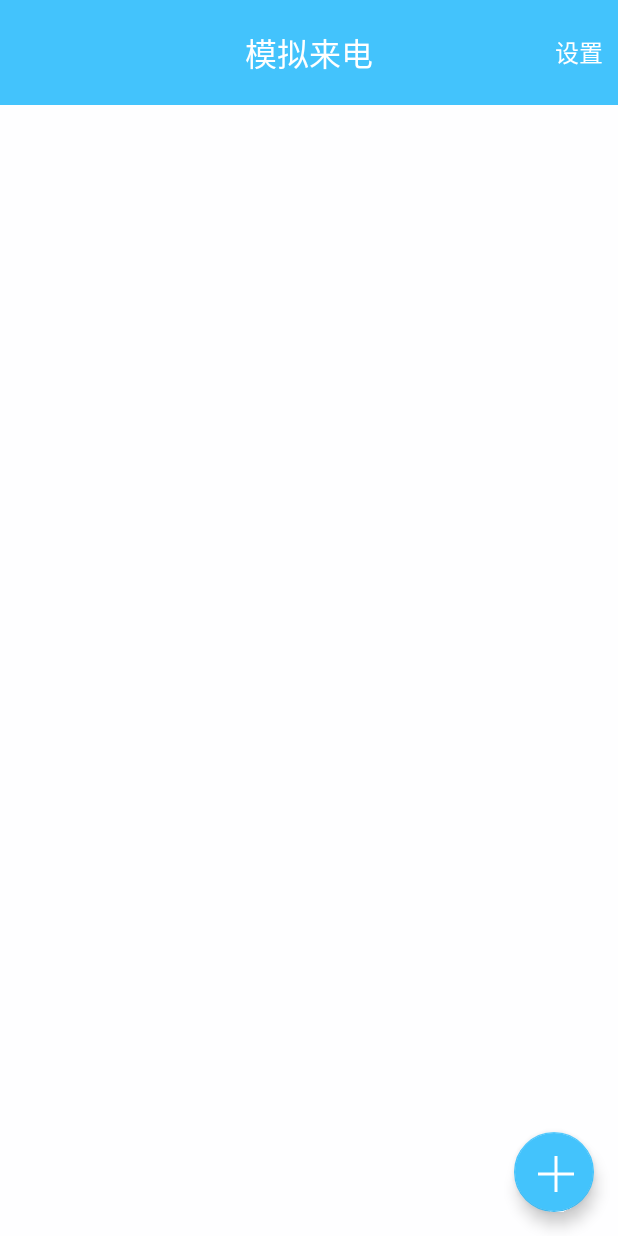
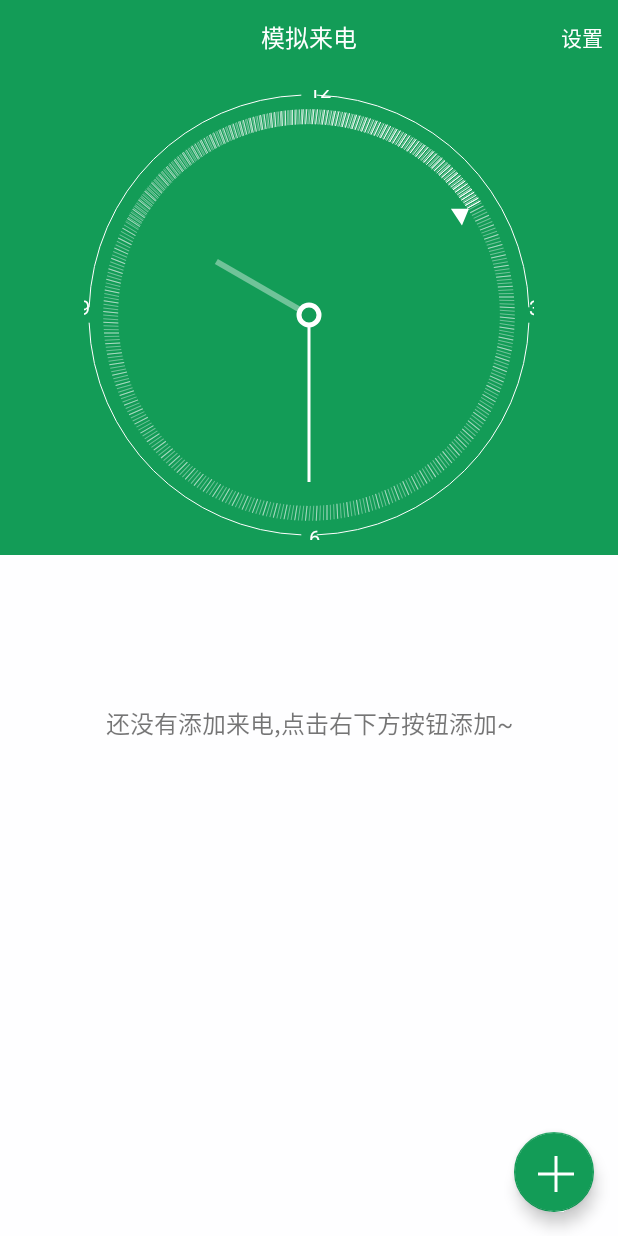
Before and after one commit to iliujiannan/CallingSimulation, an Android app: the screen it shows after launch (MainActivity), on a phone screen of 412 x 824 dp. Run offline under Robolectric (Android 15) with nearby library versions, the phone set to English and light mode, and no system bars.

Commit message:
功能优化

```diff
--- /dev/null
+++ b/app/src/main/java/com/ljn/callingsimulation/ClockView.java
@@ -0,0 +1,176 @@
+package com.ljn.callingsimulation;
+
+/**
+ * Created by 12390 on 2017/9/14.
+ */
+import android.content.Context;
+import android.graphics.Canvas;
+import android.graphics.Color;
+import android.graphics.Paint;
+import android.graphics.Path;
+import android.graphics.RectF;
+import android.util.AttributeSet;
+import android.util.TypedValue;
+import android.view.View;
+
+import java.util.Calendar;
+
+/**
+ * Created by fangzhao on 2016/9/27.
+ */
+public class ClockView extends View{
+
+    private Paint circlePaint;//圆盘画笔
+    private Paint centurePaint;//圆心画笔
+    private Paint numPaint;//数字画笔
+    private Paint hourPaint;//时针画笔
+    private Paint minutePaint;//分针画笔
+    private Paint secondPaint;//秒针画笔
+    private Paint ArcPaint;//外圈刻度画笔
+    private Paint changePaint; //渐变画笔
+    private float width;//此时钟控件的默认宽度
+    private float height;//此时钟控件的默认高度
+    private Calendar calendar; //时间对象
+    private Path path; //画三角形
+
+    public ClockView(Context context){
+        this(context, null);
+    }
+
+    public ClockView(Context context, AttributeSet attrs){
+        this(context, attrs, 0);
+    }
+
+    public ClockView(Context context, AttributeSet attrs, int defStyleAttr){
+        super(context, attrs, defStyleAttr);
+        initView();
+    }
+
+    //此方法用作初始化变量
+    private void initView(){
+        //初始化各种画笔
+        circlePaint = new Paint();
+        centurePaint = new Paint();
+        ArcPaint = new Paint();
+        numPaint = new Paint();
+        hourPaint = new Paint();
+        minutePaint = new Paint();
+        secondPaint = new Paint();
+        changePaint = new Paint();
+        path = new Path();
+        //自己定义的长度宽度，方法作用是把参数2的276转换成dp单位，即276dp
+        width = TypedValue.applyDimension(TypedValue.COMPLEX_UNIT_DIP, 276, getResources().getDisplayMetrics());
+        height = TypedValue.applyDimension(TypedValue.COMPLEX_UNIT_DIP, 276, getResources().getDisplayMetrics());
+        //圆盘画笔设置
+        circlePaint.setAntiAlias(true);//消除锯齿
+        circlePaint.setColor(Color.WHITE);//设置圆盘画笔的颜色为红色
+        circlePaint.setStyle(Paint.Style.STROKE);//设置画笔的类型为描边
+        circlePaint.setStrokeWidth(1);//设置描边宽度
+        circlePaint.setAlpha(100);//设置画笔透明度，最高值为255
+        //外圈画笔设置
+        ArcPaint.setAntiAlias(true);
+        ArcPaint.setColor(Color.WHITE);
+        ArcPaint.setStyle(Paint.Style.STROKE);
+        ArcPaint.setStrokeWidth(1);
+        //圆心画笔设置
+        centurePaint.setStyle(Paint.Style.STROKE);//设置画笔的类型为铺满
+        centurePaint.setColor(Color.WHITE);//设置画笔的颜色为红色
+        centurePaint.setAntiAlias(true);//设置圆心画笔为无锯齿
+        centurePaint.setStrokeWidth(5);
+        //数字画笔设置
+        numPaint.setAntiAlias(true);
+        numPaint.setColor(Color.WHITE);
+        numPaint.setStrokeWidth(1);
+        numPaint.setTextSize(20);
+        //时钟画笔设置
+        hourPaint.setColor(Color.WHITE);
+        hourPaint.setAntiAlias(true);
+        hourPaint.setStrokeWidth(6);
+        hourPaint.setAlpha(100);
+        //分钟画笔设置
+        minutePaint.setColor(Color.WHITE);
+        minutePaint.setAntiAlias(true);
+        minutePaint.setStrokeWidth(3);
+        //秒钟画笔设置
+        secondPaint.setColor(Color.WHITE);
+        secondPaint.setAntiAlias(true);
+        //渐变画笔设置
+        changePaint.setColor(Color.WHITE);
+        secondPaint.setAntiAlias(true);
+    }
+
+    @Override
+    protected void onDraw(Canvas canvas){
+        super.onDraw(canvas);
+        //首先获取当前时间
+        calendar = Calendar.getInstance();
+        //开始画圆盘
+        float radius = width / 2 - 20;//圆盘的半径
+        for(int i = 0; i < 480; i++){
+            //画刻度之前，先把画布的状态保存下来
+            canvas.save();
+            //让画布旋转3/5度，参数一是需要旋转的度数，参数2,3是旋转的圆心
+            canvas.rotate(i*3/4 , getWidth() / 2, getHeight() / 2);
+            //旋转后再圆上画上一长10dp的刻度线
+            canvas.drawLine(width / 2, height / 2 - radius, width / 2, height / 2 - radius + 15, circlePaint);
+            //恢复画布
+            canvas.restore();
+        }
+
+        //画外围四分圈
+        //画圆弧对象，参数1234分别代表，起始x值，起始y值，终点x值，终点y值
+        RectF oval = new RectF(5, 5, getWidth() - 5, getHeight() - 5);
+        //利用画布进行画弧，参数1是RectF对象，参数2是起始点，参数3是要画的度数（多大），4画笔对象
+        canvas.drawArc(oval, -88, 86, false, ArcPaint);
+        canvas.drawArc(oval, 2, 86, false, ArcPaint);
+        canvas.drawArc(oval, 92, 86, false, ArcPaint);
+        canvas.drawArc(oval, 182, 86, false, ArcPaint);
+        //画数字，因为时间问题没有自己总结好算法，具体位置需要自己调整
+        canvas.drawText("12", getWidth() / 2, getHeight() / 2 - radius - 30, numPaint);
+        canvas.drawText("3", getWidth() / 2 + radius + 33, getHeight() / 2, numPaint);
+        canvas.drawText("6", getWidth() / 2, getHeight() / 2 + radius + 43, numPaint);
+        canvas.drawText("9", getWidth() / 2 - radius - 43, getHeight() / 2, numPaint);
+
+        //画圆心
+        canvas.drawCircle(getWidth() / 2, getHeight() / 2, 10, centurePaint);
+
+        //画时针
+        int hour = calendar.get(Calendar.HOUR);//当前小时数
+        canvas.save();
+        canvas.rotate(hour * 30, getWidth() / 2, getHeight() / 2);
+        canvas.drawLine(getWidth() / 2, getHeight() / 2 - 10, getWidth() / 2, getHeight() / 2 - radius + 80, hourPaint);
+        canvas.restore();
+
+        //画分针
+        int minute = calendar.get(Calendar.MINUTE);
+        canvas.save();
+        canvas.rotate(minute * 6, getWidth() / 2, getHeight() / 2);
+        canvas.drawLine(getWidth() / 2, getHeight() / 2 - 10, getWidth() / 2, getHeight() / 2 - radius + 20, minutePaint);
+        canvas.restore();
+
+        //画秒针
+        //获得秒后一位的时间数,如（1.1秒。。。）
+        int millis = calendar.get(Calendar.MILLISECOND) / 100;
+        float second = (float) (calendar.get(Calendar.SECOND) + millis * 0.1);
+        canvas.save();
+        canvas.rotate(30 * second / 5, getWidth() / 2, getHeight() / 2);
+        //Path是画自定义图形的对象，在构造方法中实例化
+        path.moveTo(getWidth() / 2, getHeight() / 2 - radius - 5);//三角形的顶点
+        path.lineTo(getWidth() / 2 - 10, getHeight() / 2 - radius + 10);//底边左端点
+        path.lineTo(getWidth() / 2 + 10, getHeight() / 2 - radius + 10);//底边右端点
+        path.close();//让三个点形成封闭的图形
+        canvas.drawPath(path, secondPaint);//把形成的图形化在画布上
+        //画渐变进度条
+        for(int i = 0 ; i < 200 ; i++){
+            changePaint.setAlpha(255-i);
+            canvas.save();
+            canvas.rotate(-i*3/5 +5, getWidth() / 2, getHeight() / 2);
+            canvas.drawLine(width / 2, height / 2 - radius, width / 2, height / 2 - radius + 15, changePaint);
+            canvas.restore();
+        }
+        canvas.restore();
+
+
+        postInvalidateDelayed(100);//每0.1秒更新一次
+    }
+}
--- a/app/src/main/java/com/ljn/callingsimulation/MainActivity.java
+++ b/app/src/main/java/com/ljn/callingsimulation/MainActivity.java
@@ -28,8 +28,9 @@ public class MainActivity extends AppCompatActivity {
     private ListView callingList;
     private SQLiteOpenHelperUtil dbHelper;
     private MyAdapter myAdapter;
-    public static Vector<Calling> callings;
+    public static Vector<Calling> callings = null;
     public static VoiceUtil mVoiceUtil;
+    private TextView noContentText;
 
 
     @Override
@@ -66,6 +67,8 @@ public class MainActivity extends AppCompatActivity {
 
     }
     private void initComponent(){
+        noContentText = (TextView) findViewById(R.id.main_no_content_hint);
+        checkText();
         settingButton = (TextView) findViewById(R.id.add_calling_button);
         addCallingButton = (FloatingActionButton) findViewById(R.id.b_add_phone);
         callingList = (ListView)findViewById(R.id.index_list_view);
@@ -96,6 +99,9 @@ public class MainActivity extends AppCompatActivity {
                         MainActivity.callings.remove(position);
                         dbHelper.doDelete("calling_id=?", values);
                         myAdapter.notifyDataSetChanged();
+                        checkText();
+
+
                     }
                 }).show();
                 return true;
@@ -123,6 +129,15 @@ public class MainActivity extends AppCompatActivity {
             }
         }.start();
 
+    }
+    private void checkText(){
+        if(callings.size()>=1){
+            noContentText.setVisibility(View.INVISIBLE);
+            System.out.println("feikong");
+        }else{
+            noContentText.setVisibility(View.VISIBLE);
+            System.out.println("kong");
+        }
     }
     private void initDB(){
         dbHelper = new SQLiteOpenHelperUtil(MainActivity.this);
@@ -180,8 +195,7 @@ public class MainActivity extends AppCompatActivity {
 
             viewHolder.statrTime.setText(time);
             viewHolder.caller.setText(MainActivity.callings.get(position).getCaller() + "\n" + "将在" + remaining_time + "后来电.");
-            final String isOpen = MainActivity.callings.get(position).getIsOpen();
-            if( isOpen.equals( "0")){
+            if( MainActivity.callings.get(position).getIsOpen().equals( "0")){
                 viewHolder.mSwitch.setChecked(false);
             }else{
                 viewHolder.mSwitch.setChecked(true);
--- a/app/src/main/res/layout/activity_main.xml
+++ b/app/src/main/res/layout/activity_main.xml
@@ -10,7 +10,7 @@
     <android.support.design.widget.FloatingActionButton
             android:layout_width="53dp"
             android:layout_height="53dp"
-            app:backgroundTint="#43C3FC"
+            app:backgroundTint="#FF139C57"
             android:layout_gravity="bottom|right"
             android:layout_margin="16dp"
             android:src="@drawable/add_button"
@@ -20,13 +20,13 @@
 
     <RelativeLayout
             android:id="@+id/top_bar"
-            android:background="#43C3FC"
+            android:background="#FF139C57"
             android:layout_width="match_parent"
-            android:layout_height="70dp"
+            android:layout_height="50dp"
             android:fitsSystemWindows="true">
         <TextView
                 android:id="@+id/text_bar"
-                android:textSize="21dp"
+                android:textSize="16dp"
                 android:gravity="center"
                 android:textColor="@android:color/white"
                 android:padding="2dp"
@@ -38,7 +38,7 @@
                 android:id="@+id/add_calling_button"
                 android:layout_alignParentRight="true"
                 android:text="设置"
-                android:textSize="16dp"
+                android:textSize="14dp"
                 android:textColor="@android:color/white"
                 android:gravity="center"
                 android:layout_marginRight="10dp"
@@ -46,9 +46,26 @@
                 android:layout_height="match_parent"/>
 
     </RelativeLayout>
+    <RelativeLayout android:layout_width="match_parent"
+                    android:layout_height="320dp"
+                    android:layout_marginTop="50dp"
+                    android:background="#FF139C57">
+
+        <com.ljn.callingsimulation.ClockView
+                android:layout_centerInParent="true"
+                android:layout_width="300dp"
+                android:layout_height="300dp" />
+    </RelativeLayout>
+    <TextView android:layout_width="match_parent" android:layout_height="wrap_content"
+              android:layout_marginTop="470dp"
+              android:id="@+id/main_no_content_hint"
+              android:gravity="center"
+              android:text="还没有添加来电,点击右下方按钮添加~"
+              android:textSize="16dp"/>
+
     <ListView
             android:id="@+id/index_list_view"
-            android:layout_marginTop="80dp"
+            android:layout_marginTop="380dp"
             android:layout_width="wrap_content"
             android:divider="#00000000"
             android:dividerHeight="0dip"
```
